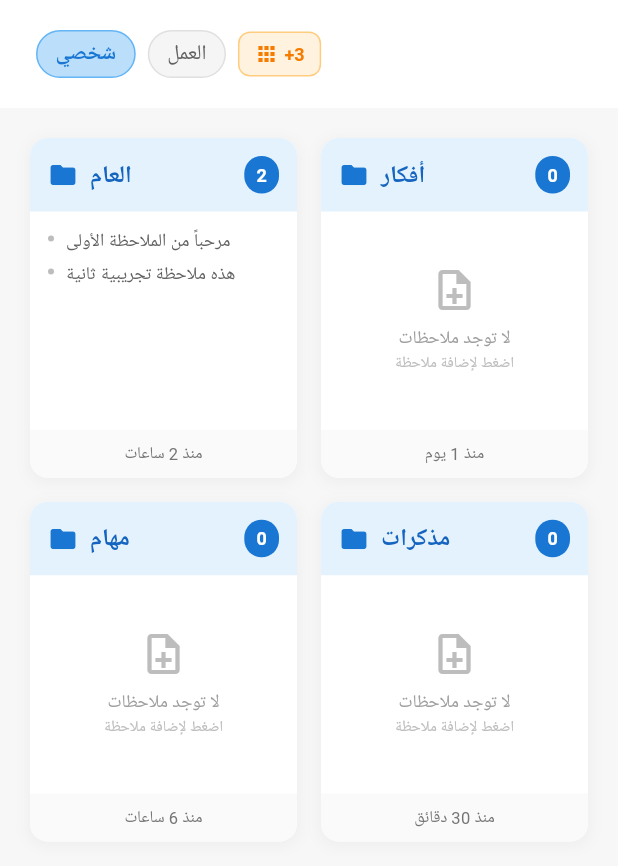
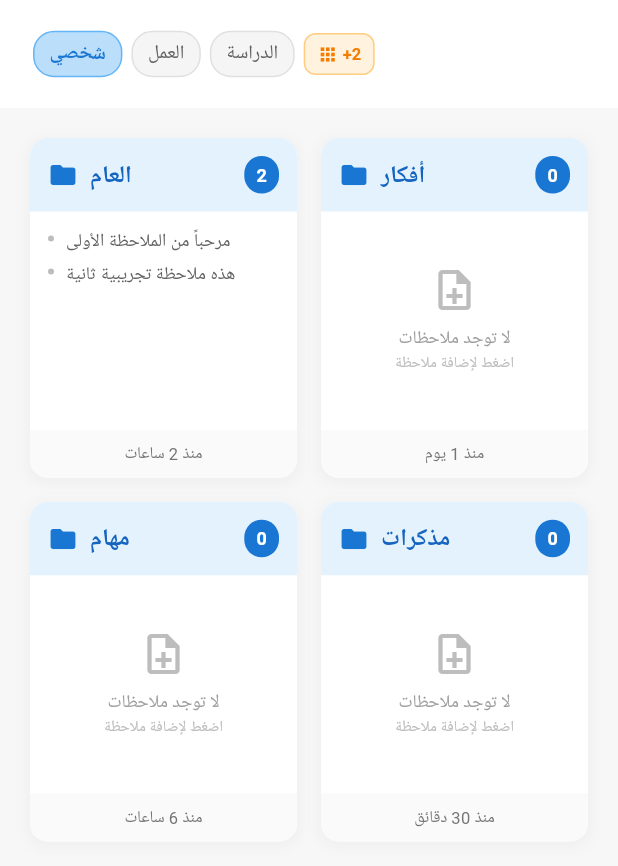
Before and after one commit to Mohamed03-T/Notes-App, a Flutter app: the screen it shows after launch, on a phone screen of 412 x 824 dp. Shown: the top 866 px of the screen. Run offline on Flutter 3.47's test engine with Material 3 defaults, Android fonts, the light colour scheme and no system bars; our stand-ins replace shared_preferences.

Commit message:
fix the showing of the pages

```diff
--- a/lib/components/top_bar/top_bar.dart
+++ b/lib/components/top_bar/top_bar.dart
@@ -17,34 +17,60 @@ class TopBar extends StatelessWidget implements PreferredSizeWidget {
 
   @override
   Widget build(BuildContext context) {
-    const maxVisiblePages = 2; // إظهار صفحتين فقط في الشريط
+    const maxVisiblePages = 3; // إظهار 3 صفحات في الشريط
+
+    // ترتيب الصفحات بحيث تظهر الصفحة الحالية دائماً
+    List<String> visiblePages = [];
+    List<int> visibleIndices = [];
+
+    if (pages.length <= maxVisiblePages) {
+      // إذا كان عدد الصفحات أقل من أو يساوي 3، اظهرها جميعاً
+      visiblePages = List.from(pages);
+      visibleIndices = List.generate(pages.length, (index) => index);
+    } else {
+      // إذا كان هناك أكثر من 3 صفحات، اظهر الصفحة الحالية و الصفحتين التاليتين
+      visibleIndices.add(currentPageIndex);
+      visiblePages.add(pages[currentPageIndex]);
+
+      // إضافة صفحتين إضافيتين
+      int added = 1;
+      for (int i = 0; i < pages.length && added < maxVisiblePages; i++) {
+        if (i != currentPageIndex) {
+          visibleIndices.add(i);
+          visiblePages.add(pages[i]);
+          added++;
+        }
+      }
+    }
 
     return AppBar(
       toolbarHeight: AppTokens.topBarHeight,
-      title: Row(
+      title: SingleChildScrollView(
+        scrollDirection: Axis.horizontal,
+        child: Row(
           children: [
             // إظهار الصفحات المرئية
-          for (var i = 0; i < (pages.length > maxVisiblePages ? maxVisiblePages : pages.length); i++)
+            for (var i = 0; i < visiblePages.length; i++)
               Padding(
-              padding: const EdgeInsets.only(left: 8.0),
+                padding: const EdgeInsets.only(left: 6.0),
                 child: GestureDetector(
-                onTap: () => onPageSelected?.call(i),
+                  onTap: () => onPageSelected?.call(visibleIndices[i]),
                   child: Container(
-                  padding: const EdgeInsets.symmetric(horizontal: 12, vertical: 6),
+                    padding: const EdgeInsets.symmetric(horizontal: 10, vertical: 6),
                     decoration: BoxDecoration(
-                    color: i == currentPageIndex ? Colors.blue.shade100 : Colors.grey.shade100,
-                    borderRadius: BorderRadius.circular(16),
+                      color: visibleIndices[i] == currentPageIndex ? Colors.blue.shade100 : Colors.grey.shade100,
+                      borderRadius: BorderRadius.circular(14),
                       border: Border.all(
-                      color: i == currentPageIndex ? Colors.blue.shade300 : Colors.grey.shade300,
+                        color: visibleIndices[i] == currentPageIndex ? Colors.blue.shade300 : Colors.grey.shade300,
                         width: 1,
                       ),
                     ),
                     child: Text(
-                    pages[i],
+                      visiblePages[i],
                       style: TextStyle(
-                      color: i == currentPageIndex ? Colors.blue.shade700 : Colors.grey.shade700,
-                      fontWeight: i == currentPageIndex ? FontWeight.bold : FontWeight.normal,
-                      fontSize: 14,
+                        color: visibleIndices[i] == currentPageIndex ? Colors.blue.shade700 : Colors.grey.shade700,
+                        fontWeight: visibleIndices[i] == currentPageIndex ? FontWeight.bold : FontWeight.normal,
+                        fontSize: 13,
                       ),
                     ),
                   ),
@@ -54,11 +80,11 @@ class TopBar extends StatelessWidget implements PreferredSizeWidget {
             // زر "المزيد" إذا كان هناك صفحات إضافية
             if (pages.length > maxVisiblePages)
               Padding(
-              padding: const EdgeInsets.only(left: 8.0),
+                padding: const EdgeInsets.only(left: 6.0),
                 child: GestureDetector(
                   onTap: onMorePressed,
                   child: Container(
-                  padding: const EdgeInsets.symmetric(horizontal: 10, vertical: 6),
+                    padding: const EdgeInsets.symmetric(horizontal: 8, vertical: 6),
                     decoration: BoxDecoration(
                       color: Colors.orange.shade50,
                       borderRadius: BorderRadius.circular(8),
@@ -72,16 +98,16 @@ class TopBar extends StatelessWidget implements PreferredSizeWidget {
                       children: [
                         Icon(
                           Icons.apps,
-                        size: 16,
+                          size: 14,
                           color: Colors.orange.shade700,
                         ),
-                      const SizedBox(width: 4),
+                        const SizedBox(width: 3),
                         Text(
                           '+${pages.length - maxVisiblePages}',
                           style: TextStyle(
                             color: Colors.orange.shade700,
                             fontWeight: FontWeight.bold,
-                          fontSize: 12,
+                            fontSize: 11,
                           ),
                         ),
                       ],
@@ -91,6 +117,7 @@ class TopBar extends StatelessWidget implements PreferredSizeWidget {
               ),
           ],
         ),
+      ),
     );
   }
 
--- a/lib/repositories/notes_repository.dart
+++ b/lib/repositories/notes_repository.dart
@@ -135,17 +135,18 @@ class NotesRepository {
     final now = DateTime.now();
     final workNote1 = NoteModel(id: 'wn1', type: NoteType.text, content: 'اجتماع مع الفريق غداً');
     final workNote2 = NoteModel(id: 'wn2', type: NoteType.text, content: 'مراجعة التقرير الشهري');
+    final workNote3 = NoteModel(id: 'wn3', type: NoteType.text, content: 'تطوير الميزة الجديدة');
 
     final meetingsFolder = FolderModel(
       id: 'wf1',
       title: 'اجتماعات',
       notes: [workNote1],
-      updatedAt: now.subtract(const Duration(hours: 3)),
+      updatedAt: now.subtract(const Duration(minutes: 15)), // تحديث حديث
     );
     final tasksFolder = FolderModel(
       id: 'wf2',
       title: 'مهام العمل',
-      notes: [workNote2],
+      notes: [workNote2, workNote3],
       updatedAt: now.subtract(const Duration(hours: 1)),
     );
     final projectsFolder = FolderModel(
@@ -227,6 +228,31 @@ class NotesRepository {
   }
 
   List<PageModel> getPages() => _pages;
+
+  List<PageModel> getPagesSortedByActivity() {
+    final sortedPages = List<PageModel>.from(_pages);
+
+    // ترتيب الصفحات حسب آخر نشاط (أحدث مجلد تم تعديله في كل صفحة)
+    sortedPages.sort((a, b) {
+      final aLatest = _getLatestFolderUpdate(a);
+      final bLatest = _getLatestFolderUpdate(b);
+      return bLatest.compareTo(aLatest); // ترتيب تنازلي (الأحدث أولاً)
+    });
+
+    return sortedPages;
+  }
+
+  DateTime _getLatestFolderUpdate(PageModel page) {
+    if (page.folders.isEmpty) return DateTime(2000); // تاريخ قديم للصفحات الفارغة
+
+    DateTime latest = page.folders.first.updatedAt;
+    for (final folder in page.folders) {
+      if (folder.updatedAt.isAfter(latest)) {
+        latest = folder.updatedAt;
+      }
+    }
+    return latest;
+  }
 
   PageModel? getPage(String id) => _pages.firstWhere((p) => p.id == id, orElse: () => _pages.first);
 
@@ -392,4 +418,20 @@ class NotesRepository {
       debugPrint('❌ فشل في قراءة الملاحظات المحفوظة: $e');
     }
   }
+
+  // دالة لإعادة تحميل البيانات من التخزين المحلي
+  Future<void> refreshData() async {
+    debugPrint('🔄 إعادة تحميل البيانات...');
+
+    // مسح البيانات الحالية
+    for (final page in _pages) {
+      for (final folder in page.folders) {
+        folder.notes.clear();
+      }
+    }
+
+    // إعادة تحميل الملاحظات من SharedPreferences
+    await _loadSavedNotes();
+    debugPrint('✅ تم إعادة تحميل البيانات بنجاح');
+  }
 }
--- a/lib/screens/notes/notes_home.dart
+++ b/lib/screens/notes/notes_home.dart
@@ -2,6 +2,7 @@ import 'package:flutter/material.dart';
 import '../../components/top_bar/top_bar.dart';
 import '../../repositories/notes_repository.dart';
 import '../../components/folder_card/folder_card.dart';
+import '../../models/page_model.dart';
 import 'folder_notes_screen.dart';
 import 'all_pages_screen.dart';
 
@@ -15,17 +16,31 @@ class NotesHome extends StatefulWidget {
 class _NotesHomeState extends State<NotesHome> {
   late NotesRepository repo;
   int currentPageIndex = 0;
+  List<PageModel> cachedSortedPages = [];
+  DateTime lastSortTime = DateTime.now();
 
   @override
   void initState() {
     super.initState();
     repo = NotesRepository();
+    _updateSortedPages();
+  }
+
+  void _updateSortedPages() {
+    cachedSortedPages = repo.getPagesSortedByActivity();
+    lastSortTime = DateTime.now();
+    debugPrint('🔄 تم تحديث ترتيب الصفحات');
   }
 
   void _selectPage(int index) {
     setState(() {
       currentPageIndex = index;
     });
+  }
+
+  int _getIndexInSortedList(PageModel currentPage, List<PageModel> sortedPages) {
+    final index = sortedPages.indexWhere((p) => p.id == currentPage.id);
+    return index >= 0 ? index : 0;
   }
 
   void _openAllPagesScreen() async {
@@ -43,14 +58,15 @@ class _NotesHomeState extends State<NotesHome> {
 
   @override
   Widget build(BuildContext context) {
-    final pages = repo.getPages();
+    final allPages = repo.getPages();
+    final sortedPages = repo.getPagesSortedByActivity();
 
     // التأكد من أن الفهرس صحيح
-    if (currentPageIndex >= pages.length) {
+    if (currentPageIndex >= allPages.length) {
       currentPageIndex = 0;
     }
 
-    final current = pages.isNotEmpty ? pages[currentPageIndex] : null;
+    final current = allPages.isNotEmpty ? allPages[currentPageIndex] : null;
 
     if (current == null) {
       return Scaffold(
@@ -61,17 +77,21 @@ class _NotesHomeState extends State<NotesHome> {
 
     return Scaffold(
       appBar: TopBar(
-        pages: pages.map((p) => p.title).toList(),
-        currentPageIndex: currentPageIndex,
-        onPageSelected: _selectPage,
+        pages: sortedPages.map((p) => p.title).toList(),
+        currentPageIndex: _getIndexInSortedList(current, sortedPages),
+        onPageSelected: (index) {
+          // العثور على الصفحة المختارة في القائمة الأصلية
+          final selectedPage = sortedPages[index];
+          final originalIndex = allPages.indexWhere((p) => p.id == selectedPage.id);
+          _selectPage(originalIndex);
+        },
         onMorePressed: _openAllPagesScreen,
       ),
       body: RefreshIndicator(
         onRefresh: () async {
-          // إعادة تحميل البيانات
-          setState(() {
-            repo = NotesRepository();
-          });
+          // إعادة تحميل البيانات من التخزين المحلي
+          await repo.refreshData();
+          setState(() {});
         },
         child: GridView.count(
           crossAxisCount: 2,
@@ -85,7 +105,8 @@ class _NotesHomeState extends State<NotesHome> {
                         context,
                         MaterialPageRoute(
                             builder: (_) => FolderNotesScreen(pageId: current.id, folderId: f.id)));
-                    // تحديث الواجهة عند العودة
+                    // إعادة تحميل البيانات لتحديث أوقات التعديل والملاحظات الجديدة
+                    await repo.refreshData();
                     setState(() {});
                   }))
               .toList(),
```
Also changed, not shown: lib/screens/notes/all_pages_screen.dart (+35 -10 lines). Lines whose indentation alone changed are shown as unchanged.
